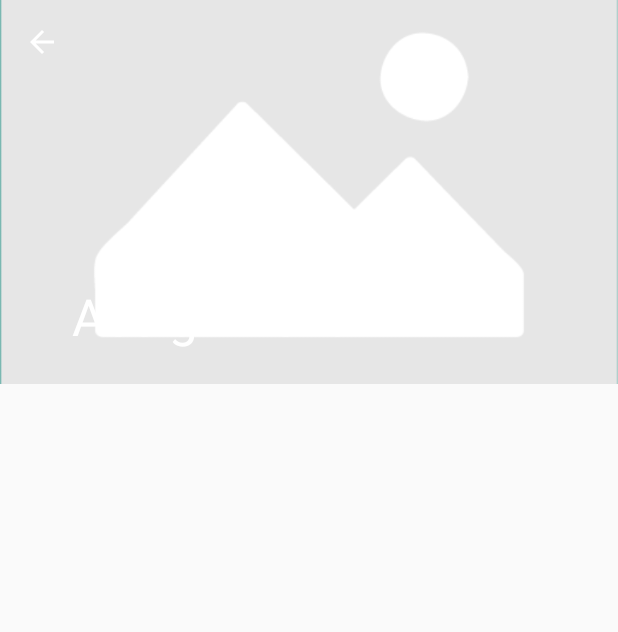
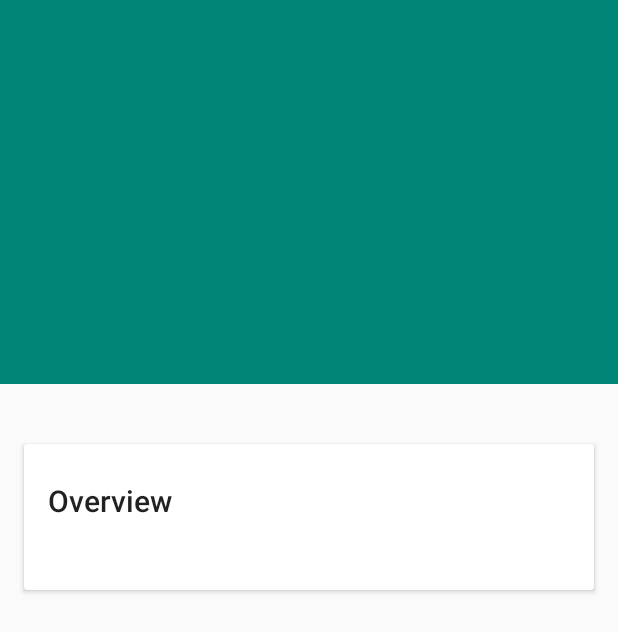
Before and after one commit to codeteo/AssignmentAthl, an Android app: the DetailsActivity screen opened directly, with no data from a screen before it, on a phone screen of 412 x 824 dp. Shown: the top 632 px of the screen. Run offline under Robolectric (Android 15) with nearby library versions, the light colour scheme and no system bars; our stand-ins replace ButterKnife, Picasso; pictures from the network do not load; 4 statements that could not run were skipped.

Commit message:
Displays overview in details screen

```diff
--- a/app/build.gradle
+++ b/app/build.gradle
@@ -47,6 +47,7 @@
     implementation libs.picasso
     implementation libs.palette
     implementation libs.butterKnife
+    implementation libs.cardview
     annotationProcessor libs.butterKnifeProcessor
     testImplementation 'junit:junit:4.12'
     androidTestImplementation 'com.android.support.test:runner:1.0.2'
--- a/app/src/main/java/com/assignment/teo/features/details/DetailsActivity.java
+++ b/app/src/main/java/com/assignment/teo/features/details/DetailsActivity.java
@@ -7,11 +7,14 @@
 import android.support.v7.widget.Toolbar;
 import android.view.MenuItem;
 import android.widget.ImageView;
+import android.widget.TextView;
 
 import com.assignment.teo.R;
 import com.squareup.picasso.Picasso;
 
 import java.util.Objects;
+
+import butterknife.BindView;
 
 import static com.assignment.teo.Constants.EMPTY_STRING;
 import static com.assignment.teo.Constants.appendImageUrl;
@@ -22,14 +25,20 @@
 
 public class DetailsActivity extends AppCompatActivity {
 
-    public static final String TITLE_KEY = "title";
-    public static final String IMG_URL_KEY = "image_url";
-    public static final String OVERVIEW_KEY = "overview";
-    public static final String GENRE_ID_KEY = "genre_id";
+    public static final String TITLE_INTENT_KEY = "title";
+    public static final String IMG_URL_INTENT_KEY = "image_url";
+    public static final String OVERVIEW_INTENT_KEY = "overview";
+    public static final String GENRE_ID_INTENT_KEY = "genre_id";
 
-    private Toolbar toolbar;
-    private CollapsingToolbarLayout collapsingToolbar;
-    private ImageView ivImage;
+    private static final String TITLE_KEY = "title_tag";
+    private static final String IMAGE_URL_KEY = "image_url_tag";
+    private static final String OVERVIEW_KEY = "overview_tag";
+    private static final String GENRE_ID_KEY = "genre_id_tag";
+
+    @BindView(R.id.toolbar_details) Toolbar toolbar;
+    @BindView(R.id.collapsing_toolbar) CollapsingToolbarLayout collapsingToolbar;
+    @BindView(R.id.iv_details_backdrop) ImageView ivImage;
+    @BindView(R.id.tv_details_overview) TextView tvOverview;
 
     private String title, imageUrl, overview;
     private int genreId;
@@ -39,28 +48,16 @@
         super.onCreate(savedInstanceState);
         setContentView(R.layout.activity_details);
 
-        toolbar = findViewById(R.id.toolbar_details);
-        collapsingToolbar = findViewById(R.id.collapsing_toolbar);
-        ivImage = findViewById(R.id.iv_details_backdrop);
-
-        Bundle extras = getIntent().getExtras();
-        if (extras != null) {
-            title = extras.getString(TITLE_KEY, EMPTY_STRING);
-            imageUrl = extras.getString(IMG_URL_KEY, EMPTY_STRING);
-            overview = extras.getString(OVERVIEW_KEY, EMPTY_STRING);
-            genreId = extras.getInt(GENRE_ID_KEY, 0);
+        if (savedInstanceState == null) {
+            getExtras();
+        } else {
+            title = savedInstanceState.getString(TITLE_KEY);
+            imageUrl = savedInstanceState.getString(IMAGE_URL_KEY);
+            overview = savedInstanceState.getString(OVERVIEW_KEY);
+            genreId = savedInstanceState.getInt(GENRE_ID_KEY);
         }
 
-        setSupportActionBar(toolbar);
-        Objects.requireNonNull(getSupportActionBar()).setDisplayHomeAsUpEnabled(true);
-
-        Picasso.with(this)
-                .load(appendImageUrl(imageUrl))
-                .fit()
-                .error(R.drawable.placeholder_movie)
-                .into(ivImage);
-
-        collapsingToolbar.setTitle(title);
+        setupViews();
     }
 
     @Override
@@ -72,4 +69,38 @@
         }
         return super.onOptionsItemSelected(item);
     }
+
+    @Override
+    public void onSaveInstanceState(Bundle outState) {
+        super.onSaveInstanceState(outState);
+        outState.putString(TITLE_KEY, title);
+        outState.putString(OVERVIEW_KEY, overview);
+        outState.putString(IMAGE_URL_KEY, imageUrl);
+        outState.putInt(GENRE_ID_KEY, genreId);
+    }
+
+    private void setupViews() {
+        setSupportActionBar(toolbar);
+        Objects.requireNonNull(getSupportActionBar()).setDisplayHomeAsUpEnabled(true);
+
+        collapsingToolbar.setTitle(title);
+        tvOverview.setText(overview);
+
+        Picasso.with(this)
+                .load(appendImageUrl(imageUrl))
+                .fit()
+                .error(R.drawable.placeholder_movie)
+                .into(ivImage);
+    }
+
+    private void getExtras() {
+        Bundle extras = getIntent().getExtras();
+        if (extras != null) {
+            title = extras.getString(TITLE_INTENT_KEY, EMPTY_STRING);
+            imageUrl = extras.getString(IMG_URL_INTENT_KEY, EMPTY_STRING);
+            overview = extras.getString(OVERVIEW_INTENT_KEY, EMPTY_STRING);
+            genreId = extras.getInt(GENRE_ID_INTENT_KEY, 0);
+        }
+    }
+
 }
--- a/app/src/main/java/com/assignment/teo/features/search/SearchActivity.java
+++ b/app/src/main/java/com/assignment/teo/features/search/SearchActivity.java
@@ -41,10 +41,10 @@
 import timber.log.Timber;
 
 import static com.assignment.teo.Constants.EMPTY_STRING;
-import static com.assignment.teo.features.details.DetailsActivity.GENRE_ID_KEY;
-import static com.assignment.teo.features.details.DetailsActivity.IMG_URL_KEY;
-import static com.assignment.teo.features.details.DetailsActivity.OVERVIEW_KEY;
-import static com.assignment.teo.features.details.DetailsActivity.TITLE_KEY;
+import static com.assignment.teo.features.details.DetailsActivity.GENRE_ID_INTENT_KEY;
+import static com.assignment.teo.features.details.DetailsActivity.IMG_URL_INTENT_KEY;
+import static com.assignment.teo.features.details.DetailsActivity.OVERVIEW_INTENT_KEY;
+import static com.assignment.teo.features.details.DetailsActivity.TITLE_INTENT_KEY;
 import static com.assignment.teo.utils.RetainedFragment.RETAINED_FRAGMENT_TAG;
 
 public class SearchActivity extends BaseSearchActivity
@@ -226,10 +226,10 @@
     void onOpenDetailsScreenEvent(OpenDetailsActivityEvent event) {
         Timber.i("EVENT RECEIVED");
         Intent intent = new Intent(this, DetailsActivity.class);
-        intent.putExtra(TITLE_KEY, event.getTitle());
-        intent.putExtra(IMG_URL_KEY, event.getImageUrl());
-        intent.putExtra(OVERVIEW_KEY, event.getOverview());
-        intent.putExtra(GENRE_ID_KEY, event.getGenreId());
+        intent.putExtra(TITLE_INTENT_KEY, event.getTitle());
+        intent.putExtra(IMG_URL_INTENT_KEY, event.getImageUrl());
+        intent.putExtra(OVERVIEW_INTENT_KEY, event.getOverview());
+        intent.putExtra(GENRE_ID_INTENT_KEY, event.getGenreId());
         startActivity(intent);
         overridePendingTransition(0, 0);
     }
--- a/app/src/main/res/layout/activity_details.xml
+++ b/app/src/main/res/layout/activity_details.xml
@@ -43,5 +43,14 @@
 
     </android.support.design.widget.AppBarLayout>
 
+    <android.support.v4.widget.NestedScrollView
+        android:layout_width="match_parent"
+        android:layout_height="match_parent"
+        app:layout_behavior="@string/appbar_scrolling_view_behavior">
+
+        <include
+            layout="@layout/merge_overview" />
+
+    </android.support.v4.widget.NestedScrollView>
 
 </android.support.design.widget.CoordinatorLayout>
--- /dev/null
+++ b/app/src/main/res/layout/merge_overview.xml
@@ -0,0 +1,33 @@
+<?xml version="1.0" encoding="utf-8"?>
+<LinearLayout xmlns:android="http://schemas.android.com/apk/res/android"
+    android:layout_width="match_parent"
+    android:layout_height="match_parent"
+    android:orientation="vertical"
+    android:paddingTop="24dp">
+
+    <android.support.v7.widget.CardView
+        android:layout_width="match_parent"
+        android:layout_height="wrap_content"
+        android:layout_margin="16dp">
+
+        <LinearLayout
+            style="@style/Widget.CardContent"
+            android:layout_width="match_parent"
+            android:layout_height="wrap_content">
+
+            <TextView
+                android:text="@string/details_overview_title"
+                android:layout_width="match_parent"
+                android:layout_height="wrap_content"
+                android:textAppearance="@style/TextAppearance.AppCompat.Title" />
+
+            <TextView
+                android:id="@+id/tv_details_overview"
+                android:textSize="@dimen/detail_overview_textsize"
+                android:layout_width="match_parent" android:layout_height="wrap_content" />
+
+        </LinearLayout>
+
+    </android.support.v7.widget.CardView>
+
+</LinearLayout>
--- a/app/src/main/res/values/dimens.xml
+++ b/app/src/main/res/values/dimens.xml
@@ -3,6 +3,11 @@
     <dimen name="toolbar_height">64dp</dimen>
     <dimen name="toolbar_margin">8dp</dimen>
 
+    <!-- Search screen -->
     <dimen name="item_movie_bottom_padding">16dp</dimen>
     <dimen name="item_movie_side_padding">8dp</dimen>
+
+    <!-- Details Screen -->
+    <dimen name="detail_overview_textsize">16sp</dimen>
+
 </resources>
--- a/app/src/main/res/values/strings.xml
+++ b/app/src/main/res/values/strings.xml
@@ -1,4 +1,6 @@
 <resources>
     <string name="app_name">Assignment</string>
     <string name="hint_search_for_stuff">Search for stuff</string>
+
+    <string name="details_overview_title">Overview</string>
 </resources>
--- a/app/src/main/res/values/styles.xml
+++ b/app/src/main/res/values/styles.xml
@@ -13,4 +13,12 @@
         <item name="android:textColor">#a0000000</item>
     </style>
 
+    <style name="Widget.CardContent" parent="android:Widget">
+        <item name="android:paddingLeft">16dp</item>
+        <item name="android:paddingRight">16dp</item>
+        <item name="android:paddingTop">24dp</item>
+        <item name="android:paddingBottom">24dp</item>
+        <item name="android:orientation">vertical</item>
+    </style>
+
 </resources>
--- a/build.gradle
+++ b/build.gradle
@@ -45,6 +45,7 @@
                 picasso                : "com.squareup.picasso:picasso:2.5.2",
                 palette                : "com.android.support:palette-v7:$supportLibrary",
                 designSupport          : "com.android.support:design:$supportLibrary",
+                cardview               : "com.android.support:cardview-v7:$supportLibrary",
 
                 // Animations
                 transitionsSupport      : "com.android.support:transition:$supportLibrary"
```
